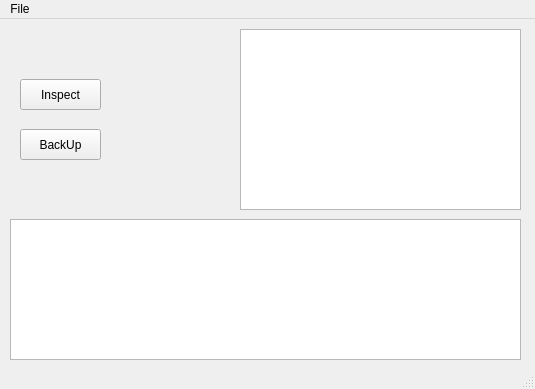
Qt form view/ui_file/main_view.ui (shabri-arrahim/forensic_digital) before a commit.
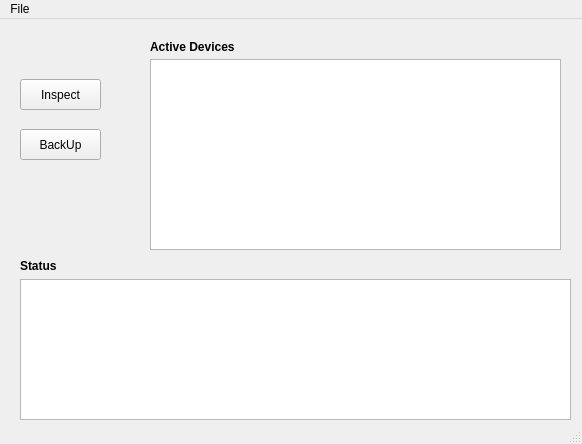
The same form after that commit.

Diff of the .ui file:
```diff
--- a/view/ui_file/main_view.ui
+++ b/view/ui_file/main_view.ui
@@ -6,8 +6,8 @@
    <rect>
     <x>0</x>
     <y>0</y>
-    <width>535</width>
-    <height>389</height>
+    <width>582</width>
+    <height>444</height>
    </rect>
   </property>
   <property name="windowTitle">
@@ -40,33 +40,78 @@
      <string>Inspect</string>
     </property>
    </widget>
-   <widget class="QListView" name="listDevice">
-    <property name="geometry">
-     <rect>
-      <x>240</x>
-      <y>10</y>
-      <width>281</width>
-      <height>181</height>
-     </rect>
-    </property>
-   </widget>
    <widget class="QListView" name="listLog">
     <property name="geometry">
      <rect>
-      <x>10</x>
-      <y>200</y>
-      <width>511</width>
+      <x>20</x>
+      <y>260</y>
+      <width>551</width>
       <height>141</height>
      </rect>
     </property>
    </widget>
+   <widget class="QTableView" name="tableDevice">
+    <property name="geometry">
+     <rect>
+      <x>150</x>
+      <y>40</y>
+      <width>411</width>
+      <height>191</height>
+     </rect>
+    </property>
+    <property name="mouseTracking">
+     <bool>true</bool>
+    </property>
+    <property name="tabletTracking">
+     <bool>true</bool>
+    </property>
+   </widget>
+   <widget class="QLabel" name="tableDeviceLabel">
+    <property name="geometry">
+     <rect>
+      <x>150</x>
+      <y>20</y>
+      <width>91</width>
+      <height>16</height>
+     </rect>
+    </property>
+    <property name="font">
+     <font>
+      <weight>75</weight>
+      <bold>true</bold>
+     </font>
+    </property>
+    <property name="text">
+     <string>Active Devices</string>
+    </property>
+   </widget>
+   <widget class="QLabel" name="listLoglabel">
+    <property name="geometry">
+     <rect>
+      <x>20</x>
+      <y>240</y>
+      <width>47</width>
+      <height>13</height>
+     </rect>
+    </property>
+    <property name="font">
+     <font>
+      <weight>75</weight>
+      <bold>true</bold>
+     </font>
+    </property>
+    <property name="text">
+     <string>Status</string>
+    </property>
+   </widget>
   </widget>
+  <widget class="QStatusBar" name="statusbar"/>
   <widget class="QMenuBar" name="menubar">
    <property name="geometry">
     <rect>
      <x>0</x>
      <y>0</y>
-     <width>535</width>
+     <width>582</width>
      <height>21</height>
     </rect>
    </property>
@@ -77,7 +122,6 @@
    </widget>
    <addaction name="menuFile"/>
   </widget>
-  <widget class="QStatusBar" name="statusbar"/>
  </widget>
  <resources/>
  <connections/>
```
